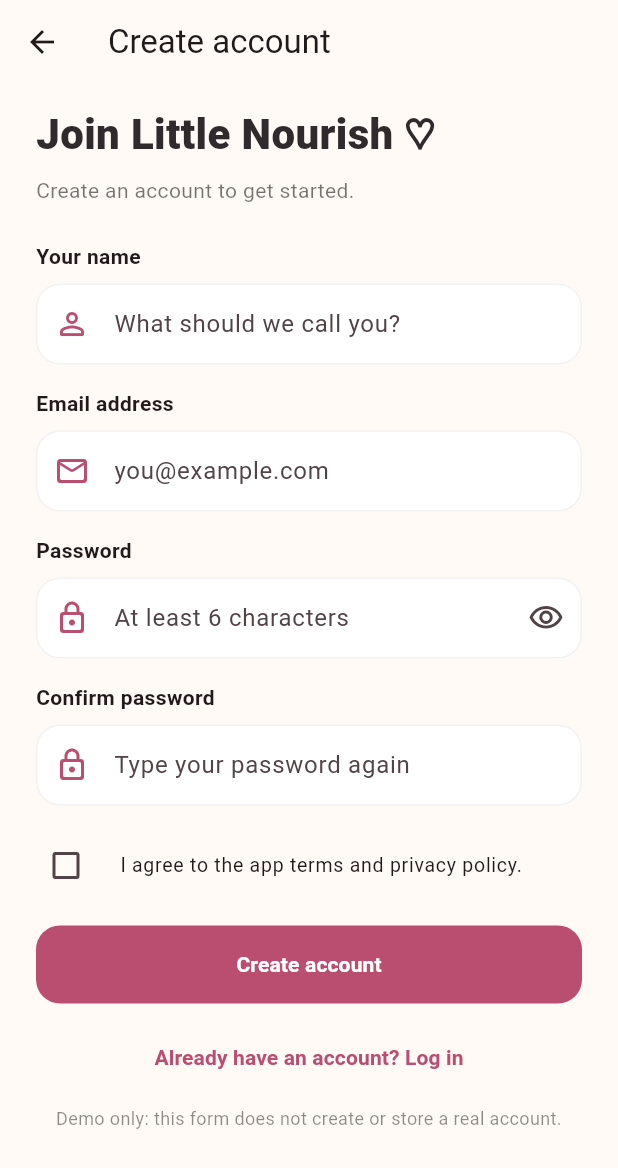
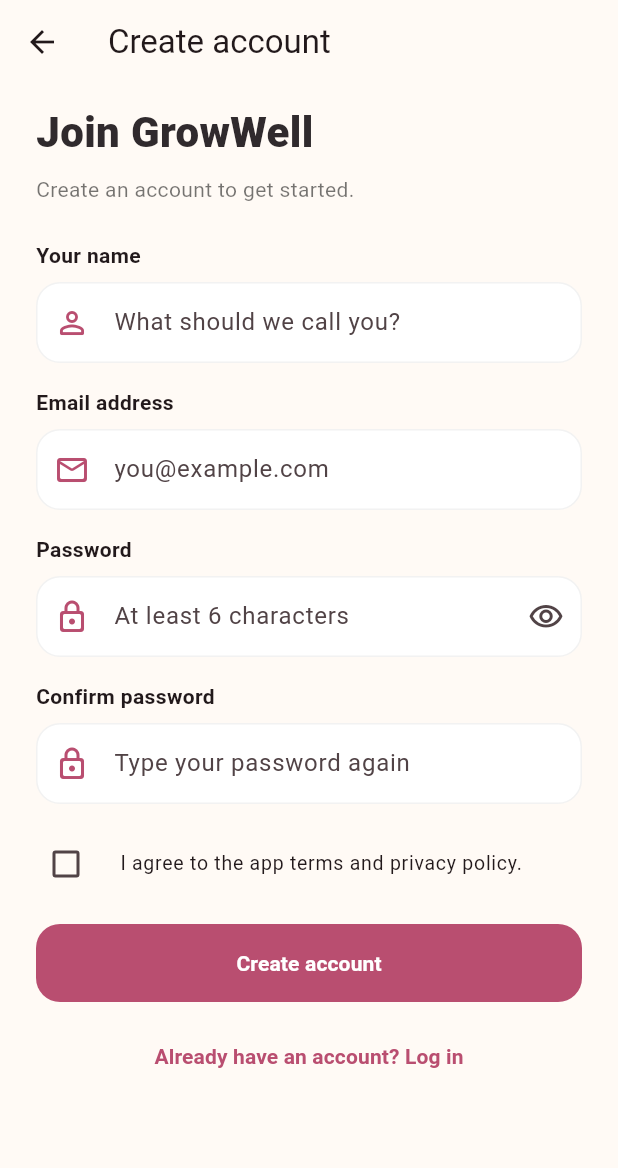
Before and after one commit to nurulizzatihayat/growwell, a Flutter app: the screen it shows after launch, after a tap on "Create an account", on a phone screen of 412 x 824 dp. Shown: the top 1168 px of the screen. Run offline on Flutter 3.47's test engine with Material 3 defaults, Android fonts, the phone set to English and light mode, and no system bars.

Commit message:
login+register

```diff
--- a/lib/main.dart
+++ b/lib/main.dart
@@ -1,7 +1,7 @@
 import 'package:flutter/material.dart';
 
 void main() {
-  runApp(const NourishApp());
+  runApp(const GrowWell());
 }
 
 const Color blush = Color(0xFFF7DCE4);
@@ -10,8 +10,8 @@
 const Color ink = Color(0xFF302A2D);
 const Color sage = Color(0xFFE7EFD9);
 
-class NourishApp extends StatelessWidget {
-  const NourishApp({super.key});
+class GrowWell extends StatelessWidget {
+  const GrowWell({super.key});
 
   @override
   Widget build(BuildContext context) {
@@ -106,7 +106,7 @@
                   ),
                   const SizedBox(height: 8),
                   const Text(
-                    'Sign in and find something lovely to make.',
+                    'Sign in and check your children\'s growth progress.',
                     textAlign: TextAlign.center,
                     style: TextStyle(color: Colors.black54, fontSize: 14),
                   ),
@@ -195,12 +195,6 @@
                       ),
                     ],
                   ),
-                  const SizedBox(height: 12),
-                  const Text(
-                    'Demo only: your details are not sent or saved.',
-                    textAlign: TextAlign.center,
-                    style: TextStyle(color: Colors.black45, fontSize: 12),
-                  ),
                 ],
               ),
             ),
@@ -246,7 +240,7 @@
     }
     ScaffoldMessenger.of(context).showSnackBar(
       const SnackBar(
-        content: Text('Demo account form complete! You can now log in.'),
+        content: Text('Account form complete! You can now log in.'),
       ),
     );
     Navigator.of(context).pop();
@@ -263,7 +257,7 @@
             padding: const EdgeInsets.fromLTRB(24, 12, 24, 28),
             children: [
               const Text(
-                'Join Little Nourish ♡',
+                'Join GrowWell',
                 style: TextStyle(
                     color: ink, fontSize: 28, fontWeight: FontWeight.w800),
               ),
@@ -379,12 +373,6 @@
                   'Already have an account? Log in',
                   style: TextStyle(color: rose, fontWeight: FontWeight.bold),
                 ),
-              ),
-              const SizedBox(height: 8),
-              const Text(
-                'Demo only: this form does not create or store a real account.',
-                textAlign: TextAlign.center,
-                style: TextStyle(color: Colors.black45, fontSize: 12),
               ),
             ],
           ),
@@ -732,7 +720,7 @@
                           crossAxisAlignment: CrossAxisAlignment.start,
                           children: const [
                             Text(
-                              'LITTLE NOURISH  ✿',
+                              'GROWWELL  ✿',
                               style: TextStyle(
                                 color: rose,
                                 fontSize: 11,
```
